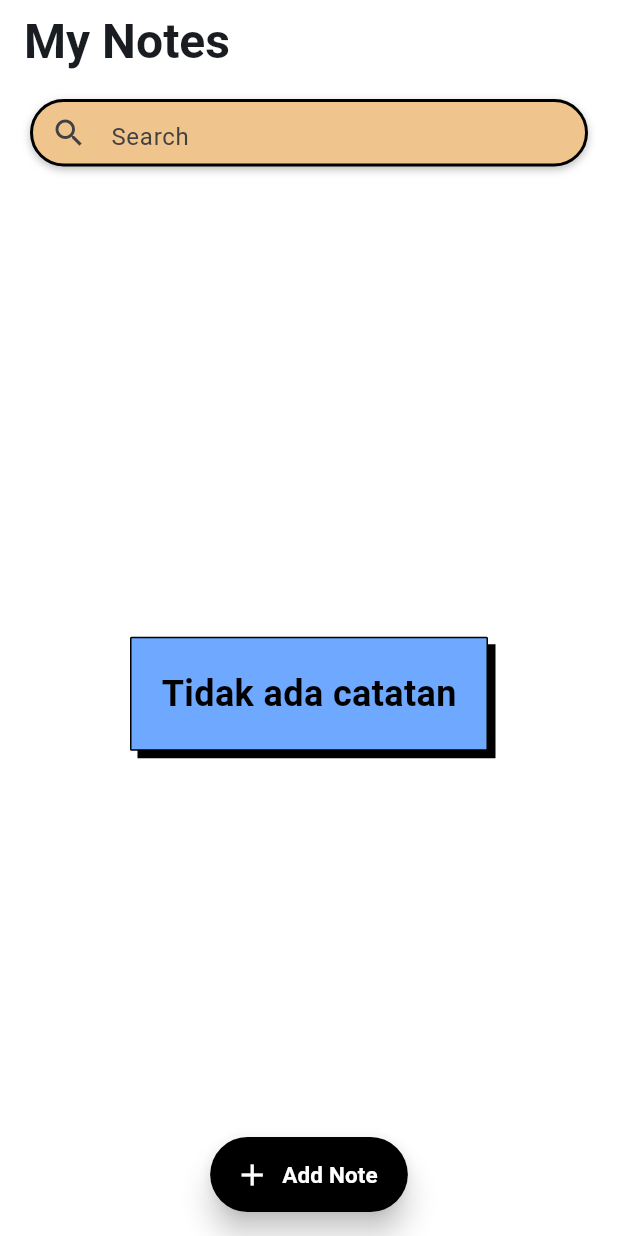
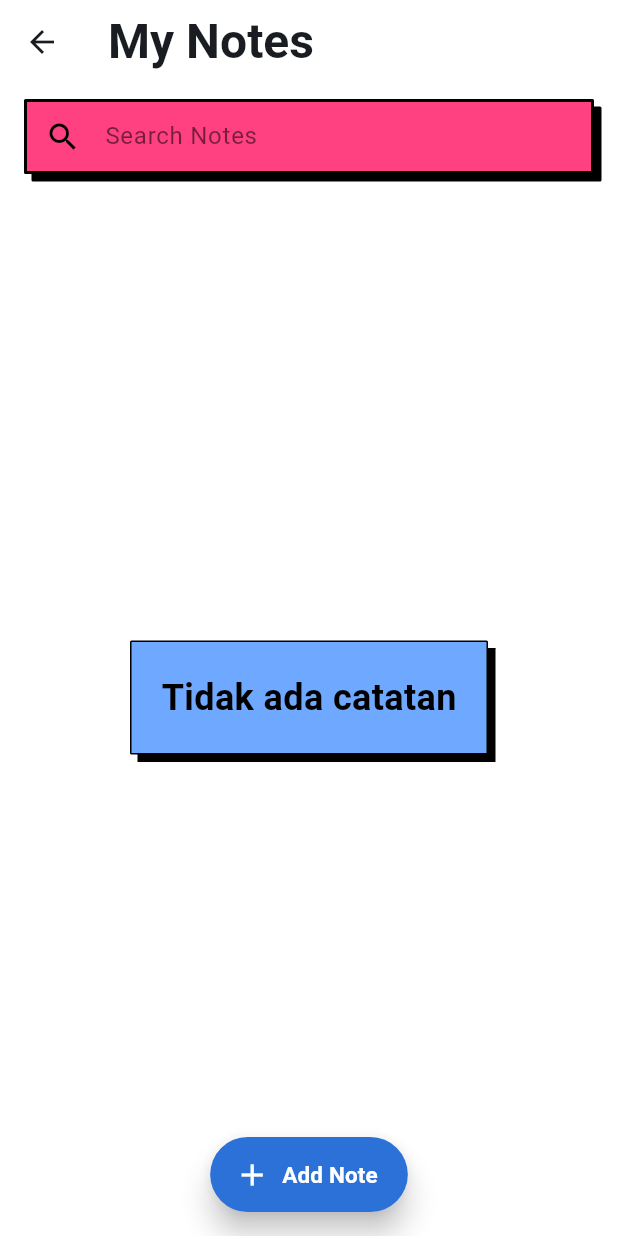
Before and after one commit to arifm1096/mnotes, a Flutter app: the NotesPage screen opened directly, on a phone screen of 412 x 824 dp. Run offline on Flutter 3.47's test engine with Material 3 defaults, Android fonts, the phone set to English and light mode, and no system bars; our stand-ins replace flutter_riverpod, go_router, hive, hive_flutter; accounts and stored records are empty.

Commit message:
changes widget

```diff
--- a/lib/core/router.dart
+++ b/lib/core/router.dart
@@ -2,7 +2,7 @@
 import '../features/notes/pages/notes_page.dart';
 import '../features/notes/pages/add_note_page.dart';
 
-final router = GoRouter(
+final GoRouter router = GoRouter(
   initialLocation: '/',
   routes: [
     GoRoute(
@@ -13,16 +13,5 @@
       path: '/note-add',
       builder: (context, state) => const AddNotePage(),
     ),
-    // GoRoute(
-    //   path: '/profile',
-    //   builder: (context, state) => const ProfilePage(),
-    // ),
-    // GoRoute(
-    //   path: '/detail/:id',
-    //   builder: (context, state) {
-    //     final id = state.pathParameters['id'];
-    //     return DetailPage(id: id!);
-    //   },
-    // ),
   ],
 );
--- a/lib/features/notes/pages/add_note_page.dart
+++ b/lib/features/notes/pages/add_note_page.dart
@@ -1,5 +1,6 @@
 import 'package:flutter/material.dart';
 import 'package:flutter_riverpod/flutter_riverpod.dart';
+import 'package:go_router/go_router.dart';
 import '../../../data/models/note_model.dart';
 import '../../../providers/notes_provider.dart';
 
@@ -35,7 +36,7 @@
         leading: IconButton(
           icon: const Icon(Icons.arrow_back_ios, color: Color(0xffd4af37)),
           onPressed: () {
-            Navigator.pop(context);
+            context.go('/');
           },
         ),
         actions: [
@@ -143,7 +144,8 @@
                 }
 
                 if (mounted) {
-                  Navigator.pop(context);
+                  // ignore: use_build_context_synchronously
+                  context.go('/');
                 }
               },
               icon: const Icon(Icons.done, color: Color(0xffd4af37)),
--- a/lib/features/notes/pages/notes_page.dart
+++ b/lib/features/notes/pages/notes_page.dart
@@ -1,11 +1,11 @@
 import 'package:flutter/material.dart';
 import 'package:flutter_riverpod/flutter_riverpod.dart';
 import 'package:go_router/go_router.dart';
+import 'package:mnotes/features/notes/widgets/search.dart';
 import '../../../data/models/note_model.dart';
 import '../../../providers/notes_provider.dart';
 import '../../../providers/search_provider.dart';
 import '../widgets/note_card.dart';
-import 'add_note_page.dart';
 
 List<NoteModel> filterNotesByKeyword(List<NoteModel> notes, String keyword) {
   final query = keyword.toLowerCase();
@@ -47,7 +47,6 @@
 
     Widget nullCards() {
       const borderColor = Colors.black;
-      const borderWidth = 2.5;
       const radius = 0.1;
       const shadowOffset = 5.0;
 
@@ -134,43 +133,8 @@
               ),
 
               /// SEARCH
-              Padding(
-                padding: const EdgeInsets.symmetric(horizontal: 20),
-                child: Container(
-                  height: 45,
-                  decoration: BoxDecoration(
-                    color: const Color.fromARGB(255, 240, 197, 141),
-                    borderRadius: BorderRadius.circular(30),
-                    border: Border.fromBorderSide(
-                      BorderSide(color: Colors.black, width: 2),
-                    ),
-                    boxShadow: [
-                      BoxShadow(
-                        color: Colors.black26,
-                        offset: Offset(0, 2),
-                        blurRadius: 4,
-                      ),
-                    ],
-                  ),
-                  child: TextField(
-                    controller: searchController,
-                    onChanged: (value) {
-                      ref.read(searchProvider.notifier).state = value;
-                    },
-                    decoration: const InputDecoration(
-                      border: InputBorder.none,
-                      prefixIcon: Icon(
-                        Icons.search,
-                        color: Color.fromARGB(255, 65, 65, 65),
-                      ),
-                      hintText: 'Search',
-                      hintStyle: TextStyle(
-                        color: Color.fromARGB(255, 65, 65, 65),
-                      ),
-                    ),
-                  ),
-                ),
-              ),
+              SearchWidget(searchController: searchController),
+
               const SizedBox(height: 10),
               Expanded(
                 child: filteredNotes.isEmpty
@@ -199,12 +163,9 @@
         child: Center(
           child: FloatingActionButton.extended(
             onPressed: () {
-              context.push(
-                '/add_note',
-                extra: AddNotePageArguments(note: null, isEditing: false),
-              );
+              context.go('/note-add');
             },
-            backgroundColor: Colors.black,
+            backgroundColor: const Color.fromARGB(255, 44, 113, 216),
             elevation: 8,
             shape: const StadiumBorder(),
             icon: const Icon(Icons.add, color: Colors.white),
--- /dev/null
+++ b/lib/features/notes/widgets/search.dart
@@ -0,0 +1,58 @@
+import 'package:flutter/material.dart';
+import 'package:flutter_riverpod/flutter_riverpod.dart';
+import 'package:mnotes/providers/search_provider.dart';
+
+class SearchWidget extends ConsumerWidget {
+  // Masalah Konstruktor: Parameter sebelumnya didefinisikan tetapi tidak digunakan.
+  // Inisialisasi controller harus dilakukan di parent widget dan diteruskan.
+  final TextEditingController searchController;
+
+  // Hapus variabel static yang tidak digunakan untuk Stack rumit.
+  static const borderRadius = 1.0; // Gunakan radius sudut yang wajar
+
+  // Perbaikan Konstruktor untuk menggunakan 'this'
+  SearchWidget({super.key, required this.searchController});
+
+  @override
+  Widget build(BuildContext context, WidgetRef ref) {
+    return Padding(
+      padding: const EdgeInsets.symmetric(horizontal: 16),
+      child: Container(
+        height: 50, // Sesuaikan tinggi sesuai keinginan Anda
+        decoration: BoxDecoration(
+          color: Colors.pinkAccent, // Gunakan warna pink cerah sesuai gambar
+          borderRadius: BorderRadius.circular(borderRadius),
+          border: Border.all(color: Colors.black, width: 2), // Border hitam pekat
+          boxShadow: [
+            // BAYANGAN KERAS (HARD SHADOW)
+            // Kunci utama: blurRadius 0 dan offset besar
+            BoxShadow(
+              color: Colors.black, // Warna bayangan pekat
+              offset: Offset(5, 5), // Offset besar (kanan bawah)
+              blurRadius: 0, // Tanpa keburaman untuk hard shadow
+              spreadRadius: 0,
+            ),
+          ],
+        ),
+        child: TextField(
+          controller: searchController,
+          onChanged: (value) {
+            // Update provider di sini
+            ref.read(searchProvider.notifier).state = value;
+          },
+          style: const TextStyle(color: Colors.black), // Warna teks kontras
+          decoration: const InputDecoration(
+            border: InputBorder.none,
+            contentPadding: EdgeInsets.symmetric(vertical: 10), // Tengahkan teks
+            prefixIcon: Icon(
+              Icons.search,
+              color: Colors.black, // Warna ikon kontras
+            ),
+            hintText: 'Search Notes',
+            hintStyle: TextStyle(color: Colors.black54),
+          ),
+        ),
+      ),
+    );
+  }
+}
```
Also changed, not shown: lib/main.dart (+3 -4 lines), lib/providers/notes_provider.dart (+0 -10 lines).
